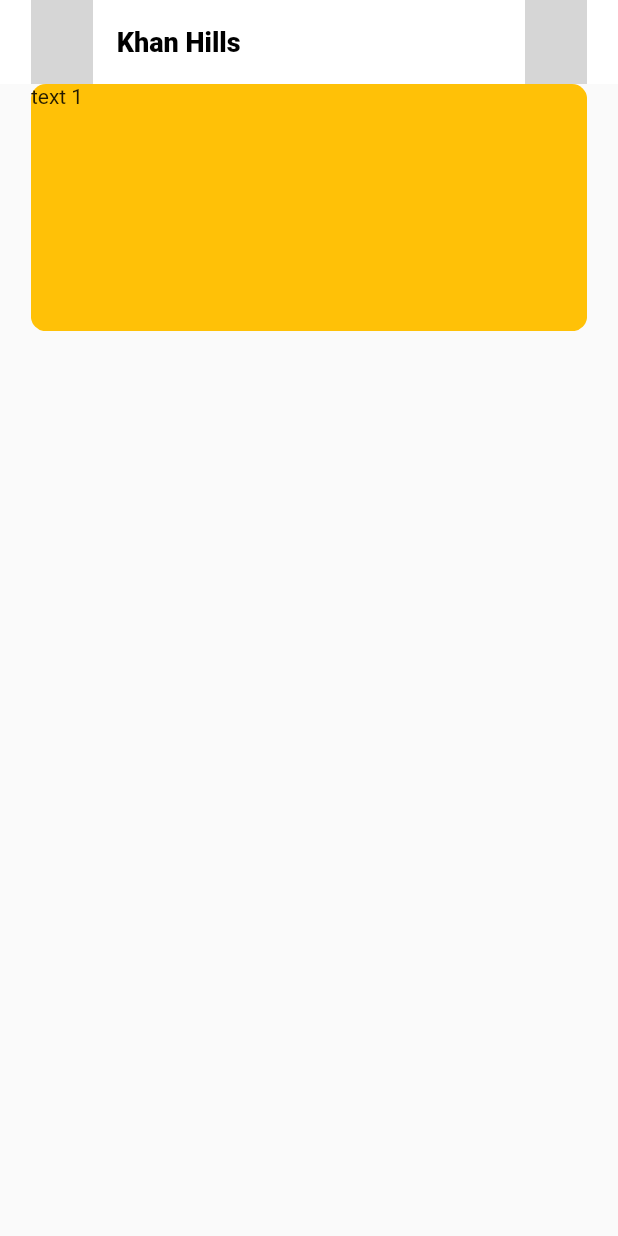
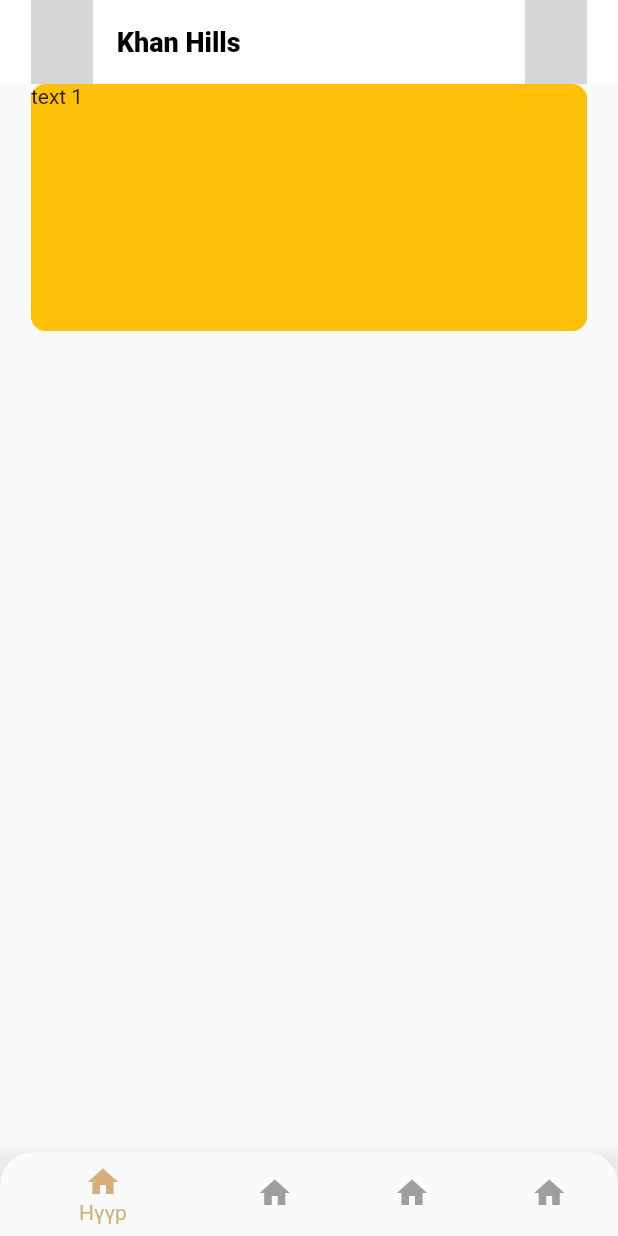
Before and after one commit to orchlonn/khan-hills, a Flutter app: the screen it shows after launch, on a phone screen of 412 x 824 dp. Run offline on Flutter 3.47's test engine with Material 2 defaults, Android fonts, the phone set to English and light mode, and no system bars; drawn by our look-alikes of carousel_slider; grey boxes are pictures that could not be loaded.

Commit message:
wip: footer is added

```diff
--- a/khan_hills/lib/home/view/home_view.dart
+++ b/khan_hills/lib/home/view/home_view.dart
@@ -3,8 +3,15 @@ import 'package:flutter/material.dart';
 import 'package:khan_hills/utils/colors.dart';
 import 'package:khan_hills/utils/custom_styles.dart';
 
-class Home extends StatelessWidget {
-  const Home({Key? key}) : super(key: key);
+class Home extends StatefulWidget {
+  Home({Key? key}) : super(key: key);
+
+  @override
+  State<Home> createState() => _HomeState();
+}
+
+class _HomeState extends State<Home> {
+  int currentIndex = 0;
 
   @override
   Widget build(BuildContext context) {
@@ -62,6 +69,52 @@ class Home extends StatelessWidget {
             ),
           ),
         ],
-        ));
+      ),
+      bottomNavigationBar: Container(
+        decoration: BoxDecoration(
+          boxShadow: [
+            BoxShadow(
+              color: Colors.grey.withOpacity(0.2),
+              spreadRadius: 5,
+              blurRadius: 7,
+              offset: Offset(0, 5), // changes position of shadow
+            ),
+          ],
+        ),
+        child: ClipRRect(
+          borderRadius: const BorderRadius.only(
+            topLeft: Radius.circular(22.0),
+            topRight: Radius.circular(22.0),
+          ),
+          child: BottomNavigationBar(
+            selectedItemColor: primaryColor,
+            showSelectedLabels: true,
+            unselectedItemColor: Colors.grey,
+            onTap: (index) => setState(() {
+              currentIndex = index;
+            }),
+            currentIndex: currentIndex,
+            items: const [
+              BottomNavigationBarItem(
+                icon: Icon(Icons.home),
+                label: "Нүүр",
+              ),
+              BottomNavigationBarItem(
+                icon: Icon(Icons.home),
+                label: "Бидний тухай",
+              ),
+              BottomNavigationBarItem(
+                icon: Icon(Icons.home),
+                label: "Материал",
+              ),
+              BottomNavigationBarItem(
+                icon: Icon(Icons.home),
+                label: "Холбоо барих",
+              ),
+            ],
+          ),
+        ),
+      ),
+    );
   }
 }
--- a/khan_hills/lib/main.dart
+++ b/khan_hills/lib/main.dart
@@ -17,7 +17,7 @@ class MyApp extends StatelessWidget {
       theme: ThemeData(
         primarySwatch: Colors.blue,
       ),
-      home: const Home(),
+      home: Home(),
     );
   }
 }
```
Lines whose indentation alone changed are shown as unchanged.
